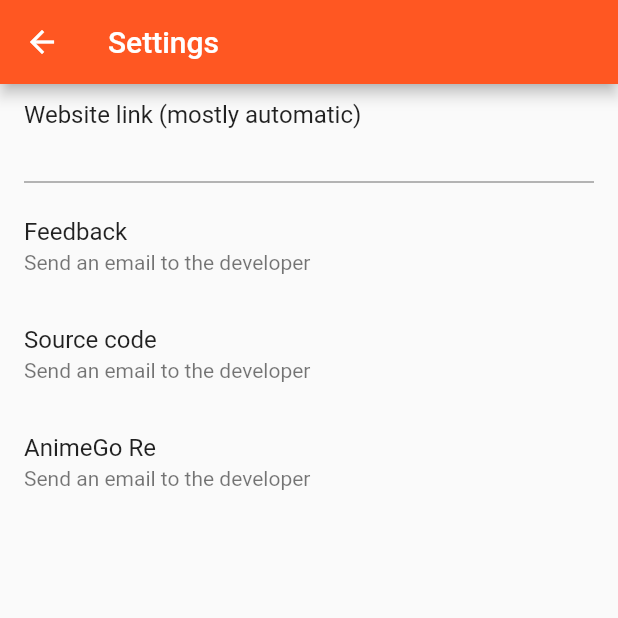
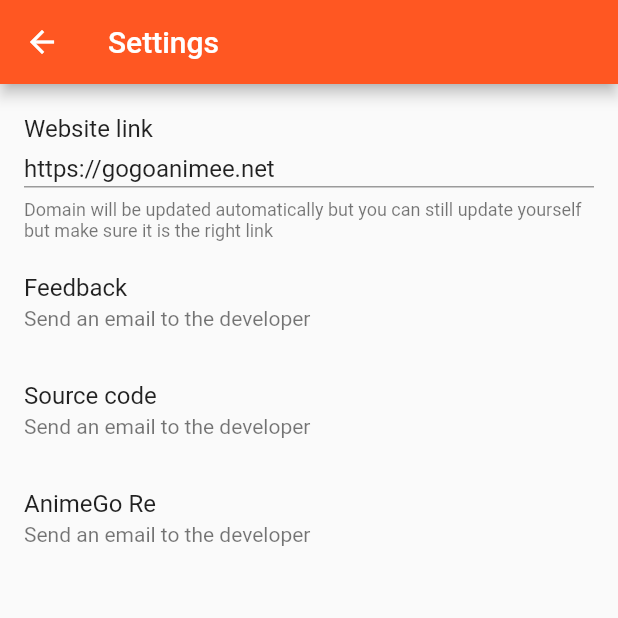
Before and after one commit to HQAnime/AnimeGo-Re, a Flutter app: the Settings screen opened directly, on a phone screen of 412 x 824 dp, the top half of it. Run offline on Flutter 3.47's test engine with Material 2 defaults, Android fonts, the phone set to English and light mode, and no system bars; our stand-ins replace shared_preferences; accounts and stored records are empty; network calls fail.

Commit message:
need to handle incorrect domain name

```diff
--- a/AnimeGo/lib/ui/page/Settings.dart
+++ b/AnimeGo/lib/ui/page/Settings.dart
@@ -1,3 +1,4 @@
+import 'package:AnimeGo/core/Global.dart';
 import 'package:flutter/material.dart';
 
 /// Settings class
@@ -10,6 +11,9 @@
 
 
 class _SettingsState extends State<Settings> {
+  final global = Global();
+  String input;
+
   @override
   Widget build(BuildContext context) {
     return Scaffold(
@@ -19,12 +23,36 @@
       body: ListView(
         children: <Widget>[
           ListTile(
-            title: Text('Website link (mostly automatic)'),
-            subtitle: SizedBox(
-              height: 36,
-              child: TextField(
+            title: Padding(
+              padding: const EdgeInsets.only(top: 16),
+              child: Text('Website link'),
+            ),
+            subtitle: Column(
+              children: <Widget>[
+                SizedBox(
+                  height: 30,
+                  child: TextField(
+                    controller: TextEditingController(text: global.getDomain()),
+                    onChanged: (t) => this.input = t,
+                    onEditingComplete: () {
+                      if (this.input.endsWith('/')) {
+                        // Remove last '?'
+                        this.input = this.input.substring(0, this.input.length - 1);
+                      }
 
-              ),
+                      FocusScope.of(context).requestFocus(FocusNode());
+                      global.updateDomain(this.input);
+                    },
+                  ),
+                ),
+                Padding(
+                  padding: const EdgeInsets.only(top: 8),
+                  child: Text(
+                    "Domain will be updated automatically but you can still update yourself but make sure it is the right link",
+                    style: TextStyle(fontSize: 12),
+                  ),
+                ),
+              ],
             ),
           ),
           ListTile(
```
Also changed, not shown: AnimeGo/lib/main.dart (+8 -5 lines).
